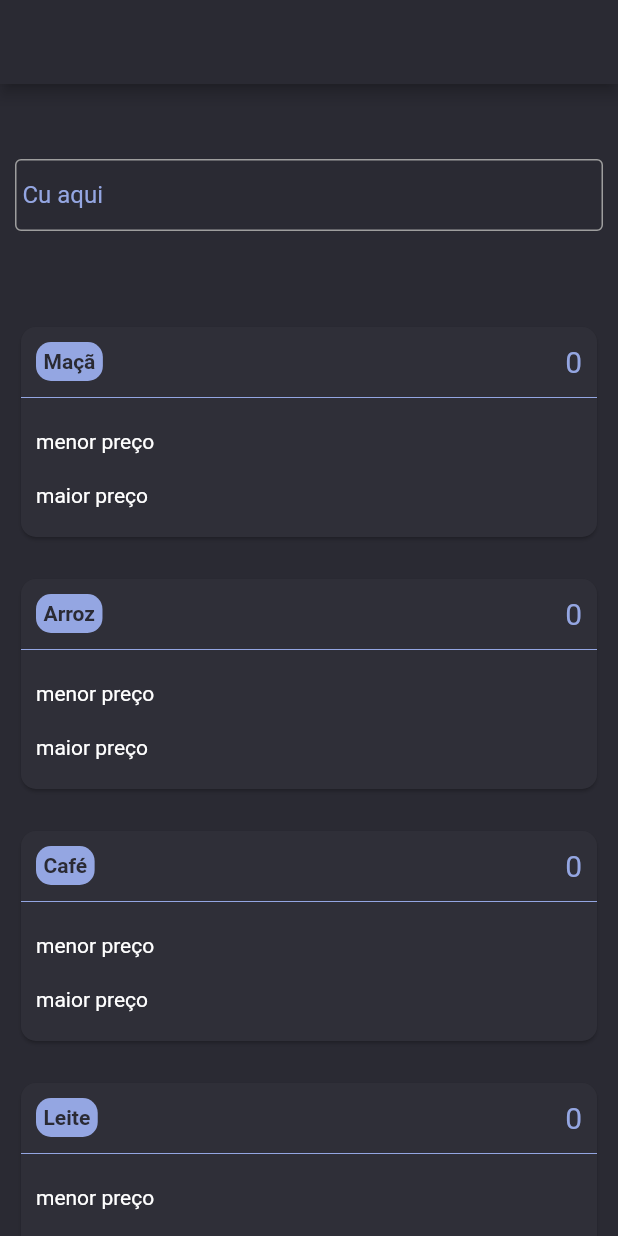
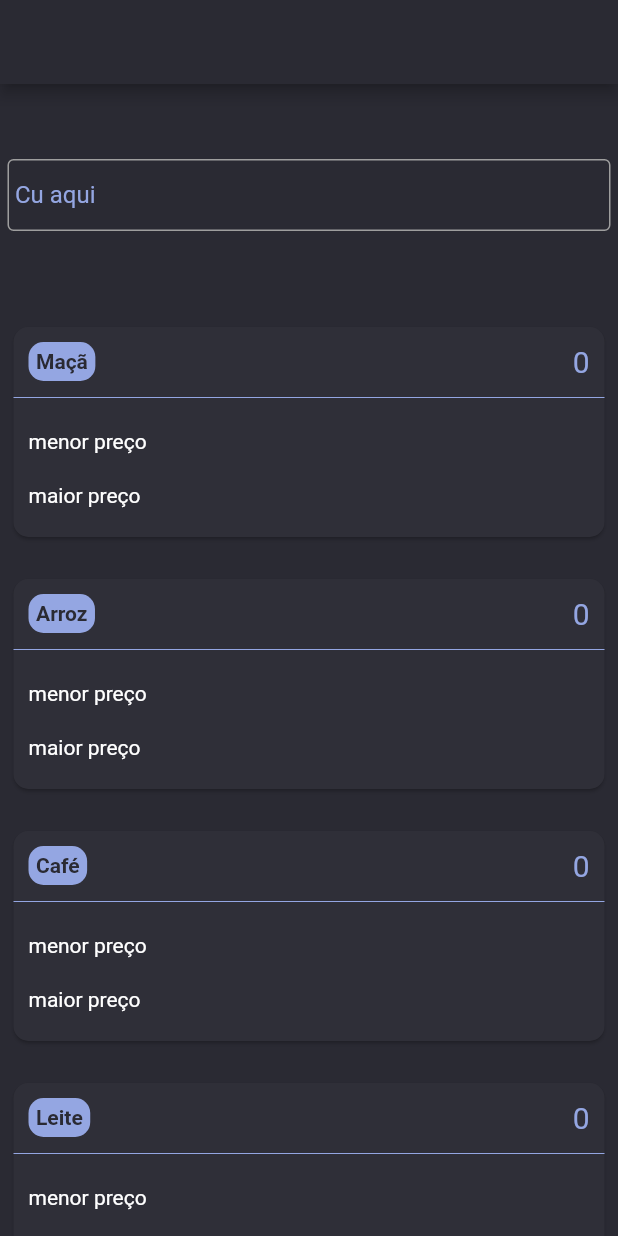
Before and after one commit to Piergosum/fintouch, a Flutter app: the screen it shows after launch, on a phone screen of 412 x 824 dp. Run offline on Flutter 3.47's test engine with Material 2 defaults, Android fonts, the phone set to English and light mode, and no system bars; our stand-ins replace dio.

Commit message:
homescreen padding

```diff
--- a/lib/app/ui/screens/home_screen.dart
+++ b/lib/app/ui/screens/home_screen.dart
@@ -23,7 +23,7 @@ class HomeScreen extends StatelessWidget {
           backgroundColor: AppColors.second,
         ),
         body: Padding(
-          padding: const EdgeInsets.only(left: 10, right: 10, top: 50),
+          padding: const EdgeInsets.only(left: 5, right: 5, top: 50),
           child: Column(
             children: [
               TextFormField(
```
